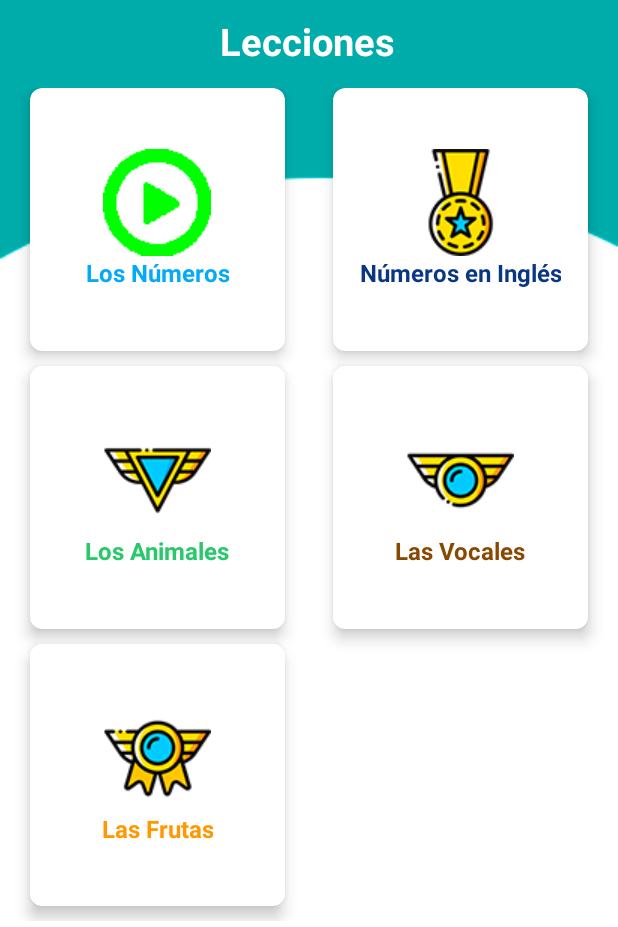
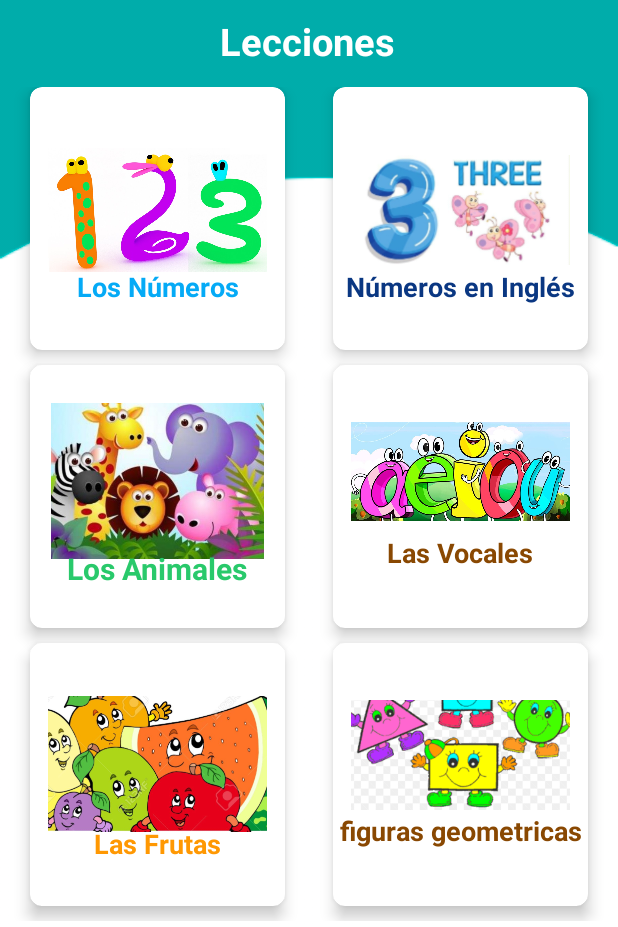
Before and after one commit to NyxJuan/Proyecto_KidsLearning, an Android app: the screen it shows after launch (MainActivity), in the side drawer, after a tap on "Lecciones", on a phone screen of 412 x 824 dp, the part 309-1236 px from its top. Run offline under Robolectric (Android 15) with nearby library versions, the phone set to English and light mode, and no system bars.

Commit message:
Actualización de gráficos.

```diff
--- a/app/src/main/java/com/example/kidslearning/JuegoContar.java
+++ b/app/src/main/java/com/example/kidslearning/JuegoContar.java
@@ -74,6 +74,8 @@ public class JuegoContar extends AppCompatActivity implements View.OnClickListen
             }
         }
 
+
+
         if (view.getId() == R.id.imageButton3 ){
             Animation animation = AnimationUtils.loadAnimation(this,R.anim.blink);
             btn3.startAnimation(animation);
@@ -89,6 +91,8 @@ public class JuegoContar extends AppCompatActivity implements View.OnClickListen
                 sound4.start();
             }
         }
+
+
 
         if (view.getId() == R.id.imageButton5 ){
             Animation animation = AnimationUtils.loadAnimation(this,R.anim.blink);
--- a/app/src/main/res/layout/fragment_inicio.xml
+++ b/app/src/main/res/layout/fragment_inicio.xml
@@ -62,8 +62,9 @@
                 <ImageView
                     android:layout_width="wrap_content"
                     android:layout_height="wrap_content"
+                    android:layout_marginTop="-45dp"
                     android:layout_gravity="center_horizontal"
-                    android:src="@drawable/level1"/>
+                    android:src="@drawable/numee"/>
 
                 <TextView
                     android:layout_width="wrap_content"
@@ -73,6 +74,7 @@
                     android:textAlignment="center"
                     android:textColor="@color/colorCeleste"
                     android:textSize="16sp"
+                    android:layout_marginTop="-35dp"
                     android:textStyle="bold"/>
             </LinearLayout>
         </androidx.cardview.widget.CardView>
@@ -99,8 +101,9 @@
                 <ImageView
                     android:layout_width="wrap_content"
                     android:layout_height="wrap_content"
+                    android:layout_marginTop="-50dp"
                     android:layout_gravity="center_horizontal"
-                    android:src="@drawable/level2"/>
+                    android:src="@drawable/mentales"/>
 
                 <TextView
                     android:layout_width="wrap_content"
@@ -110,6 +113,7 @@
                     android:textAlignment="center"
                     android:textColor="@color/colorAzul"
                     android:textSize="16sp"
+                    android:layout_marginTop="-35dp"
                     android:textStyle="bold"/>
             </LinearLayout>
         </androidx.cardview.widget.CardView>
@@ -136,8 +140,9 @@
                 <ImageView
                     android:layout_width="wrap_content"
                     android:layout_height="wrap_content"
+                    android:layout_marginTop="-70dp"
                     android:layout_gravity="center_horizontal"
-                    android:src="@drawable/level3"/>
+                    android:src="@drawable/frutas"/>
 
                 <TextView
                     android:layout_width="wrap_content"
@@ -145,6 +150,7 @@
                     android:layout_gravity="center_horizontal"
                     android:text="Identificar Figuras"
                     android:textAlignment="center"
+                    android:layout_marginTop="-35dp"
                     android:textColor="@color/colorVerde"
                     android:textSize="16sp"
                     android:textStyle="bold"/>
--- a/app/src/main/res/layout/fragment_lecciones.xml
+++ b/app/src/main/res/layout/fragment_lecciones.xml
@@ -34,11 +34,11 @@
         android:id="@+id/idGrid"
         android:layout_width="match_parent"
         android:layout_height="match_parent"
-        android:layout_marginTop="10dp"
+        android:layout_below="@+id/textNickname"
+        android:layout_marginTop="9dp"
         android:padding="4dp"
         app:columnCount="2"
-        app:rowCount="3"
-        android:layout_below="@+id/textNickname">
+        app:rowCount="3">
 
         <!--Primer Boton-->
         <androidx.cardview.widget.CardView
@@ -48,32 +48,36 @@
             android:layout_marginLeft="16dp"
             android:layout_marginRight="16dp"
             android:layout_marginBottom="10dp"
+            android:foreground="?selectableItemBackground"
             app:cardCornerRadius="8dp"
             app:cardElevation="6dp"
             app:layout_columnWeight="1"
-            app:layout_rowWeight="1"
-            android:foreground="?selectableItemBackground">
+            app:layout_rowWeight="1">
 
             <LinearLayout
                 android:layout_width="match_parent"
                 android:layout_height="wrap_content"
                 android:layout_gravity="center_horizontal|center_vertical"
                 android:orientation="vertical">
+
                 <ImageView
-                    android:layout_width="wrap_content"
-                    android:layout_height="wrap_content"
+                    android:layout_width="146dp"
+                    android:layout_height="104dp"
                     android:layout_gravity="center_horizontal"
-                    android:src="@drawable/start"/>
+                    android:src="@drawable/numeroslecciones" />
 
                 <TextView
                     android:layout_width="wrap_content"
                     android:layout_height="wrap_content"
                     android:layout_gravity="center_horizontal"
                     android:text="Los Números"
+                    android:layout_marginTop="-13dp"
                     android:textAlignment="center"
+
+
                     android:textColor="@color/colorCeleste"
-                    android:textSize="16sp"
-                    android:textStyle="bold"/>
+                    android:textSize="18sp"
+                    android:textStyle="bold" />
             </LinearLayout>
         </androidx.cardview.widget.CardView>
 
@@ -85,22 +89,23 @@
             android:layout_marginLeft="16dp"
             android:layout_marginRight="16dp"
             android:layout_marginBottom="10dp"
+            android:foreground="?selectableItemBackground"
             app:cardCornerRadius="8dp"
             app:cardElevation="6dp"
             app:layout_columnWeight="1"
-            app:layout_rowWeight="1"
-            android:foreground="?selectableItemBackground">
+            app:layout_rowWeight="1">
 
             <LinearLayout
                 android:layout_width="match_parent"
                 android:layout_height="wrap_content"
                 android:layout_gravity="center_horizontal|center_vertical"
                 android:orientation="vertical">
+
                 <ImageView
-                    android:layout_width="wrap_content"
-                    android:layout_height="wrap_content"
+                    android:layout_width="146dp"
+                    android:layout_height="104dp"
                     android:layout_gravity="center_horizontal"
-                    android:src="@drawable/level1"/>
+                    android:src="@drawable/ing" />
 
                 <TextView
                     android:layout_width="wrap_content"
@@ -109,8 +114,9 @@
                     android:text="Números en Inglés"
                     android:textAlignment="center"
                     android:textColor="@color/colorAzul"
-                    android:textSize="16sp"
-                    android:textStyle="bold"/>
+                    android:textSize="18sp"
+                    android:layout_marginTop="-13dp"
+                    android:textStyle="bold" />
             </LinearLayout>
         </androidx.cardview.widget.CardView>
 
@@ -122,22 +128,23 @@
             android:layout_marginLeft="16dp"
             android:layout_marginRight="16dp"
             android:layout_marginBottom="10dp"
+            android:foreground="?selectableItemBackground"
             app:cardCornerRadius="8dp"
             app:cardElevation="6dp"
             app:layout_columnWeight="1"
-            app:layout_rowWeight="1"
-            android:foreground="?selectableItemBackground">
+            app:layout_rowWeight="1">
 
             <LinearLayout
                 android:layout_width="match_parent"
                 android:layout_height="wrap_content"
                 android:layout_gravity="center_horizontal|center_vertical"
                 android:orientation="vertical">
+
                 <ImageView
-                    android:layout_width="wrap_content"
-                    android:layout_height="wrap_content"
+                    android:layout_width="146dp"
+                    android:layout_height="104dp"
                     android:layout_gravity="center_horizontal"
-                    android:src="@drawable/level2"/>
+                    android:src="@drawable/ani" />
 
                 <TextView
                     android:layout_width="wrap_content"
@@ -146,8 +153,9 @@
                     android:text="Los Animales"
                     android:textAlignment="center"
                     android:textColor="@color/colorVerde"
-                    android:textSize="16sp"
-                    android:textStyle="bold"/>
+                    android:textSize="20sp"
+                    android:layout_marginTop="-7dp"
+                    android:textStyle="bold" />
             </LinearLayout>
         </androidx.cardview.widget.CardView>
 
@@ -159,22 +167,24 @@
             android:layout_marginLeft="16dp"
             android:layout_marginRight="16dp"
             android:layout_marginBottom="10dp"
+            android:foreground="?selectableItemBackground"
             app:cardCornerRadius="8dp"
             app:cardElevation="6dp"
             app:layout_columnWeight="1"
-            app:layout_rowWeight="1"
-            android:foreground="?selectableItemBackground">
+            app:layout_rowWeight="1">
 
             <LinearLayout
                 android:layout_width="match_parent"
                 android:layout_height="wrap_content"
                 android:layout_gravity="center_horizontal|center_vertical"
                 android:orientation="vertical">
+
                 <ImageView
-                    android:layout_width="wrap_content"
-                    android:layout_height="wrap_content"
+                    android:layout_width="146dp"
+                    android:layout_height="104dp"
+                    android:layout_marginTop="-27dp"
                     android:layout_gravity="center_horizontal"
-                    android:src="@drawable/level3"/>
+                    android:src="@drawable/vocales" />
 
                 <TextView
                     android:layout_width="wrap_content"
@@ -183,8 +193,9 @@
                     android:text="Las Vocales"
                     android:textAlignment="center"
                     android:textColor="@color/colorMarron"
-                    android:textSize="16sp"
-                    android:textStyle="bold"/>
+                    android:textSize="18sp"
+                    android:layout_marginTop="-2dp"
+                    android:textStyle="bold" />
             </LinearLayout>
         </androidx.cardview.widget.CardView>
 
@@ -196,22 +207,24 @@
             android:layout_marginLeft="16dp"
             android:layout_marginRight="16dp"
             android:layout_marginBottom="10dp"
+            android:foreground="?selectableItemBackground"
             app:cardCornerRadius="8dp"
             app:cardElevation="6dp"
             app:layout_columnWeight="1"
-            app:layout_rowWeight="1"
-            android:foreground="?selectableItemBackground">
+            app:layout_rowWeight="1">
 
             <LinearLayout
                 android:layout_width="match_parent"
                 android:layout_height="wrap_content"
                 android:layout_gravity="center_horizontal|center_vertical"
                 android:orientation="vertical">
+
                 <ImageView
-                    android:layout_width="wrap_content"
-                    android:layout_height="wrap_content"
+                    android:layout_width="146dp"
+                    android:layout_height="104dp"
+
                     android:layout_gravity="center_horizontal"
-                    android:src="@drawable/level4"/>
+                    android:src="@drawable/frutas" />
 
                 <TextView
                     android:layout_width="wrap_content"
@@ -220,12 +233,50 @@
                     android:text="Las Frutas"
                     android:textAlignment="center"
                     android:textColor="@color/colorNaranja"
-                    android:textSize="16sp"
-                    android:textStyle="bold"/>
+                    android:textSize="18sp"
+                    android:layout_marginTop="-11dp"
+                    android:textStyle="bold" />
             </LinearLayout>
         </androidx.cardview.widget.CardView>
+        <!--Cuarto Boton-->
+        <androidx.cardview.widget.CardView
+            android:id="@+id/cardMenu6"
+            android:layout_width="0dp"
+            android:layout_height="0dp"
+            android:layout_marginLeft="16dp"
+            android:layout_marginRight="16dp"
+            android:layout_marginBottom="10dp"
+            android:foreground="?selectableItemBackground"
+            app:cardCornerRadius="8dp"
+            app:cardElevation="6dp"
+            app:layout_columnWeight="1"
+            app:layout_rowWeight="1">
 
+            <LinearLayout
+                android:layout_width="match_parent"
+                android:layout_height="wrap_content"
+                android:layout_gravity="center_horizontal|center_vertical"
+                android:orientation="vertical">
 
+                <ImageView
+                    android:layout_width="146dp"
+                    android:layout_height="104dp"
+                    android:layout_marginTop="-27dp"
+                    android:layout_gravity="center_horizontal"
+                    android:src="@drawable/figura" />
+
+                <TextView
+                    android:layout_width="wrap_content"
+                    android:layout_height="wrap_content"
+                    android:layout_gravity="center_horizontal"
+                    android:text="figuras geometricas"
+                    android:textAlignment="center"
+                    android:textColor="@color/colorMarron"
+                    android:textSize="18sp"
+                    android:layout_marginTop="-2dp"
+                    android:textStyle="bold" />
+            </LinearLayout>
+        </androidx.cardview.widget.CardView>
 
     </androidx.gridlayout.widget.GridLayout>
 
```
Also changed, not shown: app/src/main/res/drawable-v24/ani.png (added), app/src/main/res/drawable-v24/figura.png (added), app/src/main/res/drawable-v24/frutas.png (added), app/src/main/res/drawable-v24/ing.png (added), app/src/main/res/drawable-v24/ingles.png (added), app/src/main/res/drawable-v24/mentales.png (added), app/src/main/res/drawable-v24/num1.jpg (added), app/src/main/res/drawable-v24/numee.jpg (added), app/src/main/res/drawable-v24/numeroslecciones.jpg (added), app/src/main/res/drawable-v24/vocales.jpg (added), 2 other files.
